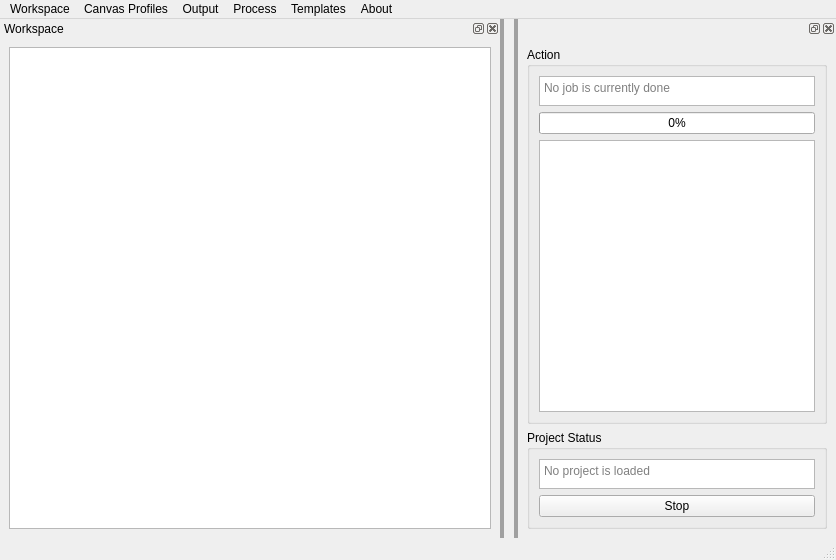
ShadobaDev/Platemaker-qt, file mainwindow/mainwindow.ui: the form before one commit.
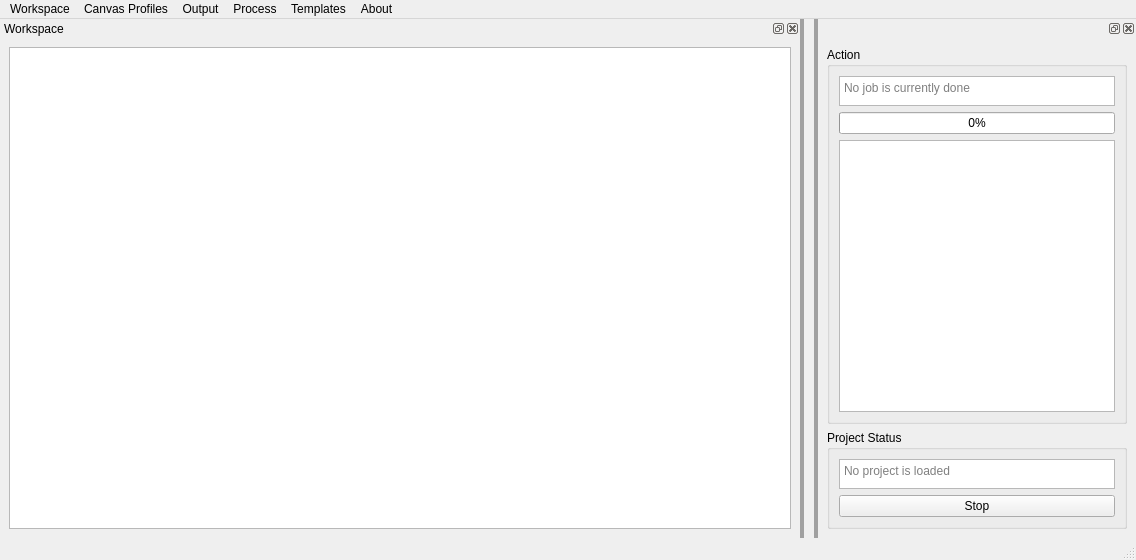
The form after the commit. Icons and pictures are not drawn.

Commit message: feat(ui): adjust main window and tab widths for improved layout and add minimum size for workspace dock

The edit to the form file:
```diff
--- a/mainwindow/mainwindow.ui
+++ b/mainwindow/mainwindow.ui
@@ -6,7 +6,7 @@
    <rect>
     <x>0</x>
     <y>0</y>
-    <width>836</width>
+    <width>1136</width>
     <height>553</height>
    </rect>
   </property>
@@ -83,7 +83,7 @@
     <rect>
      <x>0</x>
      <y>0</y>
-     <width>836</width>
+     <width>1136</width>
      <height>17</height>
     </rect>
    </property>
@@ -259,6 +259,12 @@
    </widget>
   </widget>
   <widget class="QDockWidget" name="dockWidgetWorkspace">
+   <property name="minimumSize">
+    <size>
+     <width>800</width>
+     <height>514</height>
+    </size>
+   </property>
    <property name="windowTitle">
     <string>Workspace</string>
    </property>
```
